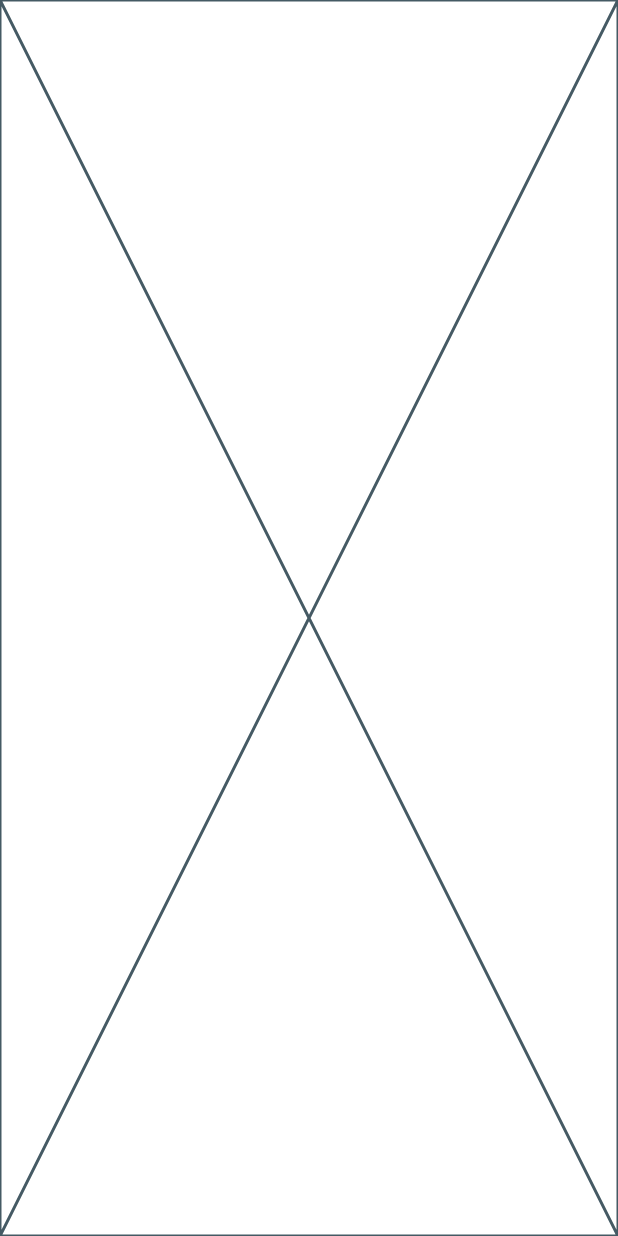
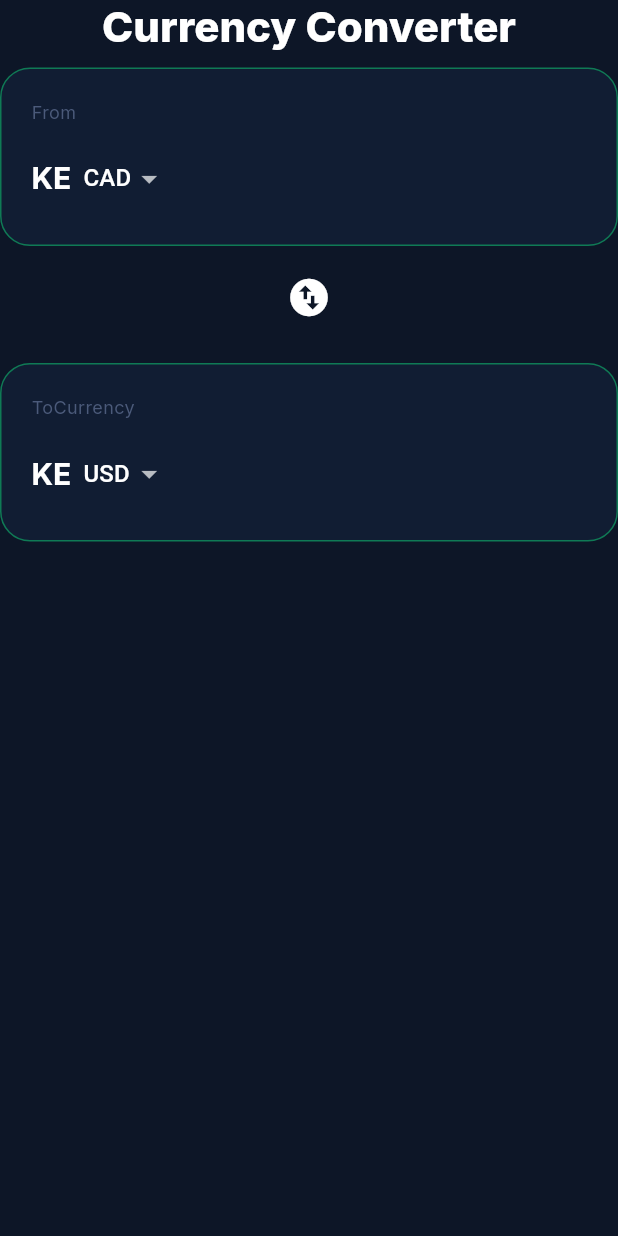
Before and after one commit to shrewd-baddest/finance_track, a Flutter app: the screen it shows after launch, after a tap on "convert", on a phone screen of 412 x 824 dp. Run offline on Flutter 3.47's test engine with Material 3 defaults, Android fonts, the phone set to English and light mode, and no system bars; our stand-ins replace fl_chart, flutter_riverpod, google_fonts, riverpod, sqflite; accounts and stored records are empty; network calls fail.

Commit message:
textfield customised

```diff
--- /dev/null
+++ b/lib/constants/currenct.dart
@@ -0,0 +1,10 @@
+final List<String> currencies = [
+  'CAD',
+  'USD',
+  'EUR',
+  'GBP',
+  'AUD',
+  'NZD',
+  'JPY',
+  'ZAR',
+];
--- /dev/null
+++ b/lib/models/Currency_conversion.dart
@@ -0,0 +1,30 @@
+class CurrencyConversion {
+  final String fromCurrency;
+  final String toCurrency;
+  final double amount;
+  final double? convertedAmount;
+
+  CurrencyConversion({
+    required this.fromCurrency,
+    required this.toCurrency,
+    required this.amount,
+    this.convertedAmount,
+  });
+
+  Map<String, dynamic> toJson() {
+    return {
+      'from_currency': fromCurrency,
+      'to_currency': toCurrency,
+      'amount': amount,
+    };
+  }
+
+  factory CurrencyConversion.fromJson(Map<String, dynamic> json) {
+    return CurrencyConversion(
+      fromCurrency: json['from_currency'],
+      toCurrency: json['to_currency'],
+      amount: (json['amount'] as num).toDouble(),
+      convertedAmount: (json['converted_amount'] as num).toDouble(),
+    );
+  }
+}
--- a/lib/providers/notifier_provider.dart
+++ b/lib/providers/notifier_provider.dart
@@ -1,6 +1,9 @@
 import 'dart:async';
+import 'dart:convert';
+import 'package:http/http.dart' as http;
 
 import 'package:flutter_riverpod/flutter_riverpod.dart';
+import 'package:transaction_tracker/models/Currency_conversion.dart';
 import 'package:transaction_tracker/models/transaction_model.dart';
 import 'package:transaction_tracker/providers/state_providers.dart';
 
@@ -77,3 +80,39 @@ class TotalAmountNotifier extends Notifier<double> {
     );
   }
 }
+
+class CurrencyConvertor extends AsyncNotifier<CurrencyConversion?> {
+  @override
+  CurrencyConversion? build() {
+    return null;
+  }
+
+  Future<void> currency(CurrencyConversion currency) async {
+    state = const AsyncLoading();
+    print(currency.amount);
+    print(currency.fromCurrency);
+    state = await AsyncValue.guard(() async {
+      final response = await http.get(
+        Uri.parse(
+          'https://api.frankfurter.dev/v1/latest'
+          '?base=${currency.fromCurrency}'
+          '&symbols=${currency.toCurrency}',
+        ),
+      );
+
+      final data = jsonDecode(response.body);
+      print(data);
+
+      final rate = (data['rates'][currency.toCurrency] as num).toDouble();
+
+      final convertedAmount = currency.amount * rate;
+
+      return CurrencyConversion(
+        fromCurrency: currency.fromCurrency,
+        toCurrency: currency.toCurrency,
+        amount: currency.amount,
+        convertedAmount: convertedAmount,
+      );
+    });
+  }
+}
--- a/lib/providers/state_providers.dart
+++ b/lib/providers/state_providers.dart
@@ -1,7 +1,9 @@
 import 'package:flutter/material.dart';
 import 'package:flutter_riverpod/flutter_riverpod.dart';
 import 'package:flutter_riverpod/legacy.dart';
+import 'package:transaction_tracker/constants/currenct.dart';
 import 'package:transaction_tracker/database/database_service.dart';
+import 'package:transaction_tracker/models/Currency_conversion.dart';
 import 'package:transaction_tracker/models/transaction_model.dart';
 import 'package:transaction_tracker/providers/notifier_provider.dart';
 import 'package:transaction_tracker/repositories/transaction_repository.dart';
@@ -31,3 +33,11 @@ final barProvider =
     AsyncNotifierProvider<getBarData, List<Map<String, dynamic>>>(
       getBarData.new,
     );
+
+final fromCurrencyProvider = StateProvider<String>((ref) => currencies[0]);
+final toCurrencyProvider = StateProvider<String>((ref) => 'USD');
+final currencyAmountProvider = StateProvider<double>((ref) => 0.0);
+final convertedProvider =
+    AsyncNotifierProvider<CurrencyConvertor, CurrencyConversion?>(
+      CurrencyConvertor.new,
+    );
--- a/lib/screens/addtransactions.dart
+++ b/lib/screens/addtransactions.dart
@@ -64,17 +64,21 @@ class _AddTransactionsState extends ConsumerState<AddTransactions> {
     );
 
     return Scaffold(
-      appBar: AppBar(title: Center(child: Text('Add transaction'))),
+      appBar: AppBar(
+        title: Center(
+          child: Text(
+            "New Transaction",
+            style: Theme.of(context).textTheme.titleLarge,
+          ),
+        ),
+      ),
 
       body: Padding(
         padding: const EdgeInsets.all(15.0),
+        child: SingleChildScrollView(
           child: Column(
             crossAxisAlignment: CrossAxisAlignment.start,
             children: [
-            Text(
-              "New Transaction",
-              style: Theme.of(context).textTheme.titleLarge,
-            ),
               SizedBox(height: 20.0),
               TransactionSelector(),
               SizedBox(height: 20.0),
@@ -116,7 +120,10 @@ class _AddTransactionsState extends ConsumerState<AddTransactions> {
                 style: const TextStyle(color: Colors.white, fontSize: 18),
                 decoration: InputDecoration(
                   hintText: "Uber Eats — Dinner",
-                hintStyle: const TextStyle(color: Colors.white70, fontSize: 18),
+                  hintStyle: const TextStyle(
+                    color: Colors.white70,
+                    fontSize: 18,
+                  ),
                   filled: true,
                   fillColor: const Color(0xFF0F1B36),
                   contentPadding: const EdgeInsets.symmetric(
@@ -202,6 +209,7 @@ class _AddTransactionsState extends ConsumerState<AddTransactions> {
             ],
           ),
         ),
+      ),
     );
   }
 }
--- a/lib/screens/convert-screen.dart
+++ b/lib/screens/convert-screen.dart
@@ -1,10 +1,55 @@
 import 'package:flutter/material.dart';
+import 'package:flutter_riverpod/flutter_riverpod.dart';
+import 'package:transaction_tracker/models/Currency_conversion.dart';
+import 'package:transaction_tracker/providers/state_providers.dart';
+import 'package:transaction_tracker/widgets/from_currency.dart';
+import 'package:transaction_tracker/widgets/to_currency.dart';
 
-class ConvertScreen extends StatelessWidget {
+class ConvertScreen extends ConsumerWidget {
   const ConvertScreen({super.key});
 
   @override
-  Widget build(BuildContext context) {
-    return const Placeholder();
+  Widget build(BuildContext context, WidgetRef ref) {
+    final fromCurrency = ref.watch(fromCurrencyProvider);
+    final toCurrency = ref.watch(toCurrencyProvider);
+    final amount = ref.watch(currencyAmountProvider);
+    final conversion = ref.watch(convertedProvider);
+
+    return Scaffold(
+      body: Column(
+        children: [
+          Text(
+            "Currency Converter",
+            style: Theme.of(context).textTheme.headlineLarge,
+          ),
+          SizedBox(height: 10.0),
+          FromCurrency(),
+          SizedBox(height: 10.0),
+          IconButton(
+            onPressed: conversion.isLoading
+                ? null
+                : () async {
+                    CurrencyConversion currency = CurrencyConversion(
+                      fromCurrency: fromCurrency,
+                      toCurrency: toCurrency,
+                      amount: amount,
+                    );
+                    try {
+                      await ref
+                          .read(convertedProvider.notifier)
+                          .currency(currency);
+                    } catch (e) {
+                      ScaffoldMessenger.of(
+                        context,
+                      ).showSnackBar(SnackBar(content: Text(e.toString())));
+                    }
+                  },
+            icon: Icon(Icons.swap_vert_circle, size: 30.0),
+          ),
+          SizedBox(height: 20.0),
+          ToCurrency(),
+        ],
+      ),
+    );
   }
 }
--- /dev/null
+++ b/lib/widgets/from_currency.dart
@@ -0,0 +1,79 @@
+import 'package:flutter/material.dart';
+import 'package:flutter_riverpod/flutter_riverpod.dart';
+import 'package:transaction_tracker/constants/app_colors.dart';
+import 'package:transaction_tracker/constants/currenct.dart';
+import 'package:transaction_tracker/providers/state_providers.dart';
+
+class FromCurrency extends ConsumerStatefulWidget {
+  const FromCurrency({super.key});
+
+  @override
+  ConsumerState<FromCurrency> createState() => _FromCurrencyState();
+}
+
+class _FromCurrencyState extends ConsumerState<FromCurrency> {
+  TextEditingController amountController = TextEditingController();
+  @override
+  Widget build(BuildContext context) {
+    final selectedCurrency = ref.watch(fromCurrencyProvider);
+    return Container(
+      padding: const EdgeInsets.all(20),
+      decoration: BoxDecoration(
+        borderRadius: BorderRadius.circular(20),
+        color: AppColors.card,
+        border: Border.all(color: AppColors.primaryDeep),
+      ),
+      child: Column(
+        crossAxisAlignment: CrossAxisAlignment.start,
+        children: [
+          Text(
+            'From',
+            style: Theme.of(
+              context,
+            ).textTheme.bodyMedium?.copyWith(color: AppColors.textMuted),
+          ),
+
+          const SizedBox(height: 12),
+
+          Row(
+            children: [
+              Text('KE', style: Theme.of(context).textTheme.headlineMedium),
+
+              const SizedBox(width: 8),
+
+              DropdownButton<String>(
+                value: selectedCurrency,
+                underline: const SizedBox(),
+                items: currencies.map((currency) {
+                  return DropdownMenuItem(
+                    value: currency,
+                    child: Text(currency),
+                  );
+                }).toList(),
+                onChanged: (value) {
+                  ref.read(fromCurrencyProvider.notifier).state = value!;
+                },
+              ),
+
+              const Spacer(),
+
+              SizedBox(
+                width: 140,
+                child: TextField(
+                  controller: amountController,
+                  keyboardType: TextInputType.number,
+                  textAlign: TextAlign.end,
+                  decoration: const InputDecoration(border: InputBorder.none),
+                  onChanged: (value) {
+                    ref.read(currencyAmountProvider.notifier).state =
+                        double.tryParse(value) ?? 0;
+                  },
+                ),
+              ),
+            ],
+          ),
+        ],
+      ),
+    );
+  }
+}
--- /dev/null
+++ b/lib/widgets/to_currency.dart
@@ -0,0 +1,97 @@
+import 'package:flutter/material.dart';
+import 'package:flutter_riverpod/flutter_riverpod.dart';
+import 'package:transaction_tracker/constants/app_colors.dart';
+import 'package:transaction_tracker/constants/currenct.dart';
+import 'package:transaction_tracker/providers/state_providers.dart';
+
+class ToCurrency extends ConsumerStatefulWidget {
+  const ToCurrency({super.key});
+
+  @override
+  ConsumerState<ToCurrency> createState() => _ToCurrencyState();
+}
+
+class _ToCurrencyState extends ConsumerState<ToCurrency> {
+  late TextEditingController toField;
+
+  @override
+  void initState() {
+    super.initState();
+
+    toField = TextEditingController();
+
+    ref.listenManual(convertedProvider, (previous, next) {
+      next.whenData((data) {
+        toField.text = data?.convertedAmount.toString() ?? '';
+      });
+    });
+  }
+
+  @override
+  void dispose() {
+    toField.dispose();
+    super.dispose();
+  }
+
+  @override
+  Widget build(BuildContext context) {
+    final selectedCurrency = ref.watch(toCurrencyProvider);
+
+    return Container(
+      padding: const EdgeInsets.all(20),
+      decoration: BoxDecoration(
+        borderRadius: BorderRadius.circular(20),
+        color: AppColors.card,
+        border: Border.all(color: AppColors.primaryDeep),
+      ),
+      child: Column(
+        crossAxisAlignment: CrossAxisAlignment.start,
+        children: [
+          Text(
+            'ToCurrency',
+            style: Theme.of(
+              context,
+            ).textTheme.bodyMedium?.copyWith(color: AppColors.textMuted),
+          ),
+
+          const SizedBox(height: 12),
+
+          Row(
+            children: [
+              Text('KE', style: Theme.of(context).textTheme.headlineMedium),
+
+              const SizedBox(width: 8),
+
+              DropdownButton<String>(
+                value: selectedCurrency,
+                underline: const SizedBox(),
+                items: currencies.map((currency) {
+                  return DropdownMenuItem(
+                    value: currency,
+                    child: Text(currency),
+                  );
+                }).toList(),
+                onChanged: (value) {
+                  ref.read(toCurrencyProvider.notifier).state = value!;
+                },
+              ),
+
+              const Spacer(),
+
+              SizedBox(
+                width: 140,
+                child: TextField(
+                  controller: toField,
+                  readOnly: true,
+                  keyboardType: TextInputType.number,
+                  textAlign: TextAlign.end,
+                  decoration: const InputDecoration(border: InputBorder.none),
+                ),
+              ),
+            ],
+          ),
+        ],
+      ),
+    );
+  }
+}
--- a/pubspec.yaml
+++ b/pubspec.yaml
@@ -2,7 +2,7 @@ name: transaction_tracker
 description: "A new Flutter project."
 # The following line prevents the package from being accidentally published to
 # pub.dev using `flutter pub publish`. This is preferred for private packages.
-publish_to: 'none' # Remove this line if you wish to publish to pub.dev
+publish_to: "none" # Remove this line if you wish to publish to pub.dev
 
 # The following defines the version and build number for your application.
 # A version number is three numbers separated by dots, like 1.2.43
@@ -40,6 +40,7 @@ dependencies:
   flutter_riverpod: ^3.3.2
   intl: ^0.20.2
   fl_chart: ^1.2.0
+  http: ^1.6.0
 
 dev_dependencies:
   flutter_test:
@@ -57,7 +58,6 @@ dev_dependencies:
 
 # The following section is specific to Flutter packages.
 flutter:
-
   # The following line ensures that the Material Icons font is
   # included with your application, so that you can use the icons in
   # the material Icons class.
```
Also changed, not shown: pubspec.lock. Lines whose indentation alone changed are shown as unchanged.
